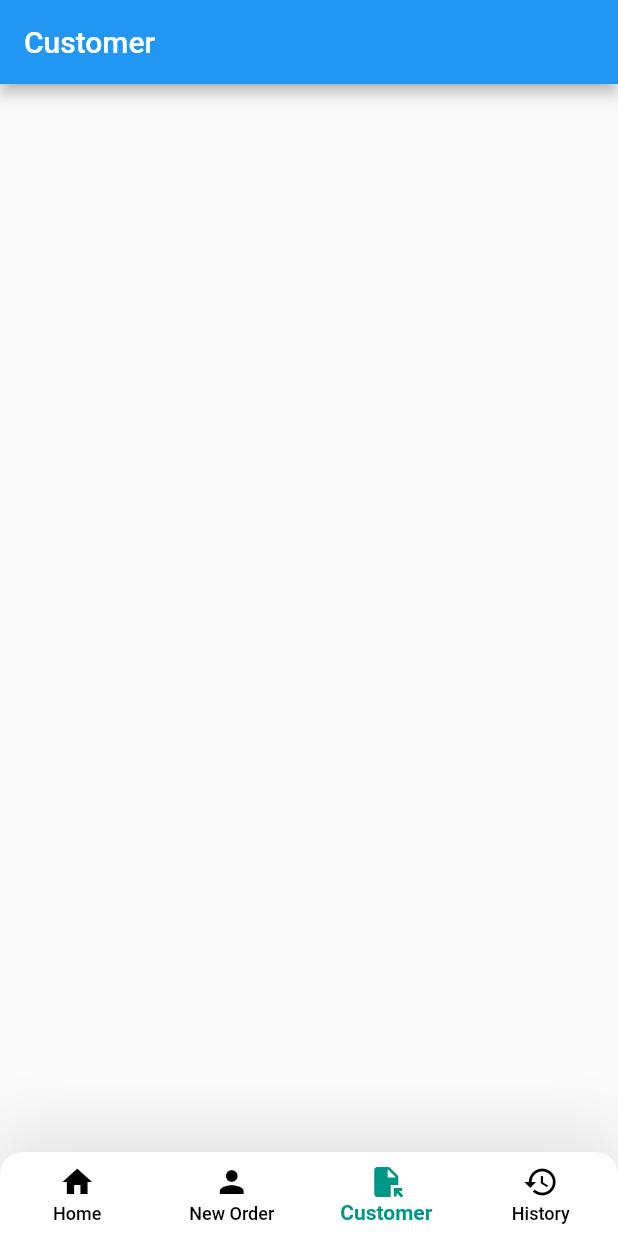
After one commit to madhankng/new-flutter-project, a Flutter app: the screen it shows after launch, item 3 of the bottom bar chosen, on a phone screen of 412 x 824 dp. The commit adds this screen. Run offline on Flutter 3.47's test engine with Material 2 defaults, Android fonts, the phone set to English and light mode, and no system bars.

Commit message:
new commit

```diff
--- a/lib/home/dashboard.dart
+++ b/lib/home/dashboard.dart
@@ -0,0 +1,71 @@
+import 'package:flutter/material.dart';
+
+import 'navigatoritem.dart';
+
+class DashboardScreen extends StatefulWidget {
+  const DashboardScreen({Key? key}) : super(key: key);
+  @override
+  _DashboardScreenState createState() => _DashboardScreenState();
+}
+
+class _DashboardScreenState extends State<DashboardScreen> {
+  int currentIndex = 0;
+  @override
+  Widget build(BuildContext context) {
+    return Scaffold(
+      body: navigatorItems[currentIndex].screen,
+      bottomNavigationBar: Container(
+        decoration: BoxDecoration(
+            borderRadius: const BorderRadius.only(
+              topRight: Radius.circular(15),
+              topLeft: Radius.circular(15),
+            ),
+            boxShadow: [
+              BoxShadow(
+                  color: Colors.black38.withOpacity(0.1),
+                  spreadRadius: 0,
+                  blurRadius: 37,
+                  offset: const Offset(0, -12)),
+            ]),
+        child: ClipRRect(
+          borderRadius: const BorderRadius.only(
+            topLeft: Radius.circular(15),
+            topRight: Radius.circular(15),
+          ),
+          child: BottomNavigationBar(
+            backgroundColor: Colors.white,
+            currentIndex: currentIndex,
+            onTap: (index) {
+              setState(() {
+                currentIndex = index;
+              });
+            },
+            type: BottomNavigationBarType.fixed,
+            selectedItemColor: Colors.teal,
+            selectedLabelStyle: const TextStyle(fontWeight: FontWeight.w600),
+            unselectedLabelStyle: const TextStyle(fontWeight: FontWeight.w500),
+            unselectedItemColor: Colors.black,
+            items: navigatorItems.map((e) {
+              return getNavigationBarItem(
+                label: e.label,
+                index: e.index,
+                iconPath: e.iconPath,
+              );
+            }).toList(),
+          ),
+        ),
+      ),
+    );
+  }
+
+  BottomNavigationBarItem getNavigationBarItem(
+      {String? label, IconData? iconPath, int? index}) {
+    Color iconColor = index == currentIndex ? Colors.teal : Colors.black;
+    return BottomNavigationBarItem(
+        label: label,
+        icon: Icon(
+          iconPath,
+          color: iconColor,
+        ));
+  }
+}
--- /dev/null
+++ b/lib/home/dummytwo.dart
@@ -0,0 +1,19 @@
+import 'package:flutter/material.dart';
+
+class DummyTwo extends StatefulWidget {
+  const DummyTwo({Key? key}) : super(key: key);
+
+  @override
+  State<DummyTwo> createState() => _DummyTwoState();
+}
+
+class _DummyTwoState extends State<DummyTwo> {
+  @override
+  Widget build(BuildContext context) {
+    return Scaffold(
+      appBar: AppBar(
+        title: Text("Customer"),
+      ),
+    );
+  }
+}
--- /dev/null
+++ b/lib/home/navigatoritem.dart
@@ -0,0 +1,22 @@
+import 'package:flutter/material.dart';
+
+import 'dummyone.dart';
+import 'dummythree.dart';
+import 'dummytwo.dart';
+import 'homescreen.dart';
+
+class NavigatorItem {
+  final String label;
+  final IconData iconPath;
+  final int index;
+  final Widget screen;
+
+  NavigatorItem(this.label, this.iconPath, this.index, this.screen);
+}
+
+List<NavigatorItem> navigatorItems = [
+  NavigatorItem("Home", Icons.home, 0, FrontPage()),
+  NavigatorItem("New Order", Icons.person, 1, DummyOne()),
+  NavigatorItem("Customer", Icons.file_open, 2, DummyTwo()),
+  NavigatorItem("History", Icons.history, 3, DummyThree()),
+];
```
Also changed, not shown: lib/home/dummyone.dart (added, +19 -0 lines), lib/home/dummythree.dart (added, +19 -0 lines), lib/home/homescreen.dart (+10 -26 lines), lib/home/widgets/searchbar.dart (+15 -0 lines), lib/main.dart (+9 -95 lines), lib/services/titlepage.dart (added, +157 -0 lines), assets/images/kitchen.jpg (added).
